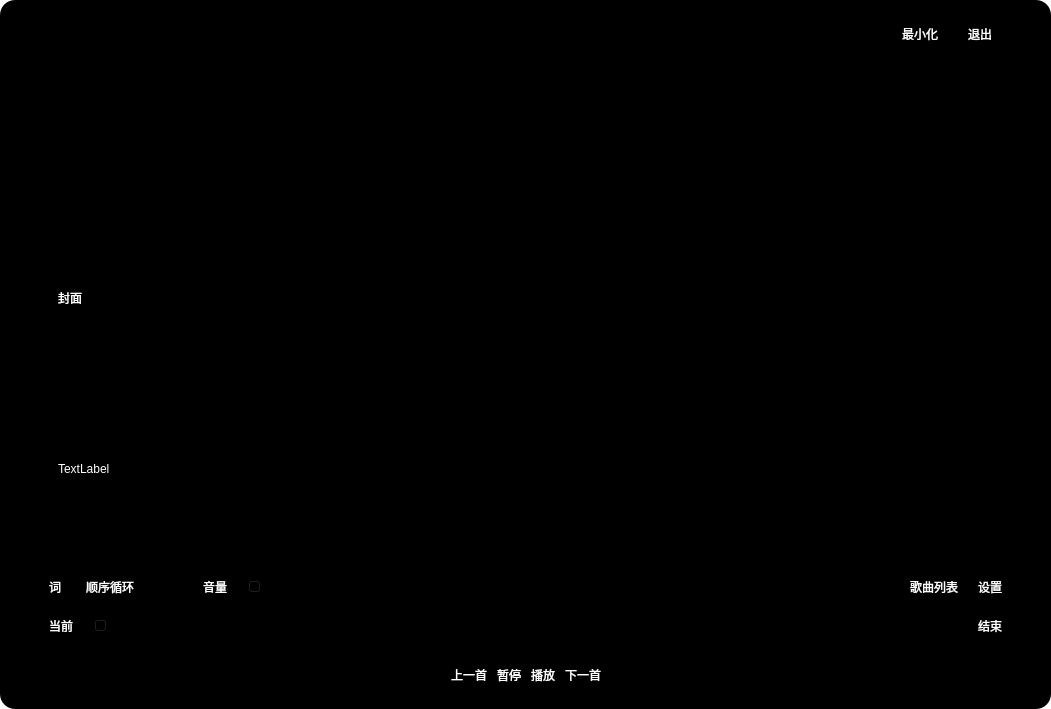
The window that mainwindow.ui (dihdhiendj/musicPlay-c) describes before a commit, drawn with Qt 5.
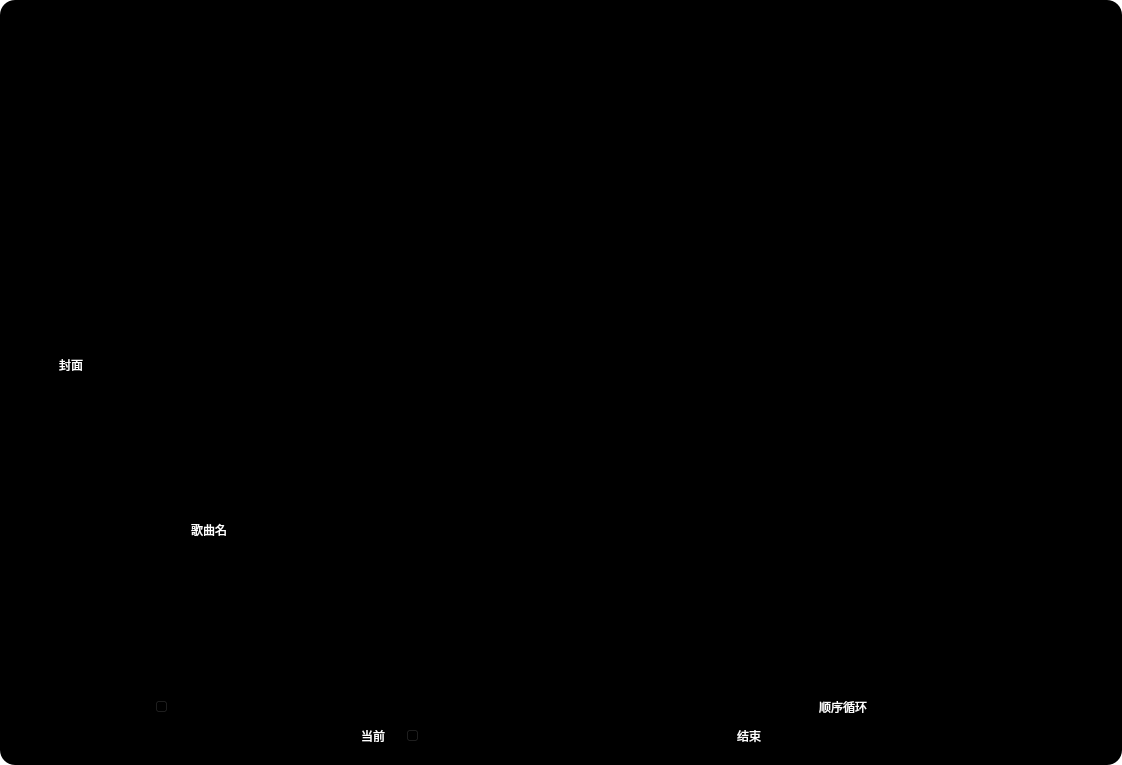
The same window after the commit. Icons and pictures are not drawn. Custom widgets are drawn as their Qt base class.

```diff
--- a/mainwindow.ui
+++ b/mainwindow.ui
@@ -6,12 +6,12 @@
    <rect>
     <x>0</x>
     <y>0</y>
-    <width>1051</width>
-    <height>709</height>
+    <width>1122</width>
+    <height>765</height>
    </rect>
   </property>
   <property name="windowTitle">
-   <string>希両</string>
+   <string>溪柄</string>
   </property>
   <property name="styleSheet">
    <string notr="true">#widget{
@@ -20,22 +20,27 @@
 }
 QScrollBar {width:0px;}
 QScrollBar {height:0px;}
-*:hover{
-color: rgb(0, 170, 255);
-}
 #widget_show{
 background-color: rgba(0,0,0,128); 
 }
+*:hover{
+color: rgb(170, 255, 255);
+}
 QMenu
 {
 background-color: rgba(0,0,0,128);
 }
 *{
-font: 100 12pt &quot;华文仿宋&quot;;
-border:0px;
-min-height:30px;
+font: 12pt &quot;华文仿宋&quot;;
+border:none;
 color: rgb(255, 255, 255);
 background-color: transparent;
+}
+QPushButton:hover
+{
+background-color: rgb(131, 197, 197);
+border-radius:5px;
+border:1px solid rgb(85, 255, 255);
 }</string>
   </property>
   <widget class="QWidget" name="centralwidget">
@@ -64,6 +69,21 @@
        <string notr="true"/>
       </property>
       <layout class="QVBoxLayout" name="verticalLayout_5">
+       <property name="spacing">
+        <number>10</number>
+       </property>
+       <property name="leftMargin">
+        <number>10</number>
+       </property>
+       <property name="topMargin">
+        <number>10</number>
+       </property>
+       <property name="rightMargin">
+        <number>10</number>
+       </property>
+       <property name="bottomMargin">
+        <number>10</number>
+       </property>
        <item>
         <widget class="QPixmapShow" name="pixmapshow" native="true">
          <layout class="QVBoxLayout" name="verticalLayout_4">
@@ -136,21 +156,56 @@
                 </item>
                 <item>
                  <widget class="QPushButton" name="pushButton_min">
+                  <property name="styleSheet">
+                   <string notr="true">image: url(:/min.png);</string>
+                  </property>
                   <property name="text">
-                   <string>最小化</string>
+                   <string/>
+                  </property>
+                 </widget>
+                </item>
+                <item>
+                 <widget class="QPushButton" name="pushButton_max">
+                  <property name="styleSheet">
+                   <string notr="true">image: url(:/max.png);</string>
+                  </property>
+                  <property name="text">
+                   <string/>
                   </property>
                  </widget>
                 </item>
                 <item>
                  <widget class="QPushButton" name="pushButton_close">
+                  <property name="styleSheet">
+                   <string notr="true">image: url(:/close.png);</string>
+                  </property>
                   <property name="text">
-                   <string>退出</string>
+                   <string/>
                   </property>
                  </widget>
                 </item>
                </layout>
               </widget>
              </item>
+             <item>
+              <widget class="QStackedWidget" name="stackedWidget">
+               <property name="currentIndex">
+                <number>0</number>
+               </property>
+               <widget class="QWidget" name="page_main">
+                <layout class="QVBoxLayout" name="verticalLayout_6">
+                 <property name="leftMargin">
+                  <number>0</number>
+                 </property>
+                 <property name="topMargin">
+                  <number>0</number>
+                 </property>
+                 <property name="rightMargin">
+                  <number>0</number>
+                 </property>
+                 <property name="bottomMargin">
+                  <number>0</number>
+                 </property>
              <item>
               <widget class="QWidget" name="widget_lrcAcover" native="true">
                <layout class="QHBoxLayout" name="horizontalLayout_4">
@@ -159,6 +214,12 @@
                 </property>
                 <item>
                  <widget class="QWidget" name="widget_cover" native="true">
+                      <property name="sizePolicy">
+                       <sizepolicy hsizetype="Fixed" vsizetype="Preferred">
+                        <horstretch>0</horstretch>
+                        <verstretch>0</verstretch>
+                       </sizepolicy>
+                      </property>
                   <property name="styleSheet">
                    <string notr="true"/>
                   </property>
@@ -181,6 +242,12 @@
                    </item>
                    <item>
                     <widget class="QLabel" name="label_back">
+                         <property name="sizePolicy">
+                          <sizepolicy hsizetype="Minimum" vsizetype="Minimum">
+                           <horstretch>0</horstretch>
+                           <verstretch>0</verstretch>
+                          </sizepolicy>
+                         </property>
                      <property name="whatsThis">
                       <string>&lt;html&gt;&lt;head/&gt;&lt;body&gt;&lt;p&gt;歌曲封面&lt;/p&gt;&lt;/body&gt;&lt;/html&gt;</string>
                      </property>
@@ -200,12 +267,15 @@
                      <property name="styleSheet">
                       <string notr="true">*{
 min-width:300px;
-font: 14pt &quot;华文楷体&quot;;
+font: 16pt &quot;华文仿宋&quot;;
 }
 </string>
                      </property>
                      <property name="text">
-                      <string>TextLabel</string>
+                          <string>歌曲名</string>
+                         </property>
+                         <property name="alignment">
+                          <set>Qt::AlignCenter</set>
                      </property>
                     </widget>
                    </item>
@@ -229,7 +299,7 @@
                  <widget class="QScrollArea" name="scrollArea_lrc">
                   <property name="maximumSize">
                    <size>
-                    <width>666</width>
+                        <width>16777215</width>
                     <height>16777215</height>
                    </size>
                   </property>
@@ -244,13 +314,19 @@
                     <rect>
                      <x>0</x>
                      <y>0</y>
-                     <width>666</width>
-                     <height>495</height>
-                    </rect>
-                   </property>
+                         <width>735</width>
+                         <height>618</height>
+                        </rect>
+                       </property>
+                       <property name="sizePolicy">
+                        <sizepolicy hsizetype="Preferred" vsizetype="Expanding">
+                         <horstretch>0</horstretch>
+                         <verstretch>0</verstretch>
+                        </sizepolicy>
+                       </property>
                    <property name="maximumSize">
                     <size>
-                     <width>666</width>
+                         <width>16777215</width>
                      <height>16777215</height>
                     </size>
                    </property>
@@ -265,6 +341,10 @@
                </layout>
               </widget>
              </item>
+                </layout>
+               </widget>
+              </widget>
+             </item>
              <item>
               <widget class="QWidget" name="widget_others" native="true">
                <property name="styleSheet">
@@ -288,11 +368,103 @@
                 </property>
                 <item>
                  <widget class="QPushButton" name="pushButton_lrc_show">
+                  <property name="styleSheet">
+                   <string notr="true">image: url(:/lrc.png);</string>
+                  </property>
                   <property name="text">
-                   <string>词</string>
+                   <string/>
                   </property>
                  </widget>
                 </item>
+                <item>
+                 <widget class="QPushButton" name="pushButton_value">
+                  <property name="styleSheet">
+                   <string notr="true">image: url(:/value.png);</string>
+                  </property>
+                  <property name="text">
+                   <string/>
+                  </property>
+                 </widget>
+                </item>
+                <item>
+                 <widget class="QSlider" name="horizontalSlider_volume">
+                  <property name="maximumSize">
+                   <size>
+                    <width>150</width>
+                    <height>16777215</height>
+                   </size>
+                  </property>
+                  <property name="orientation">
+                   <enum>Qt::Horizontal</enum>
+                  </property>
+                 </widget>
+                </item>
+                <item>
+                 <spacer name="horizontalSpacer">
+                  <property name="orientation">
+                   <enum>Qt::Horizontal</enum>
+                  </property>
+                  <property name="sizeHint" stdset="0">
+                   <size>
+                    <width>40</width>
+                    <height>20</height>
+                   </size>
+                  </property>
+                 </spacer>
+                </item>
+                <item>
+                 <widget class="QPushButton" name="pushButton_up">
+                  <property name="styleSheet">
+                   <string notr="true">image: url(:/left.png);</string>
+                  </property>
+                  <property name="text">
+                   <string/>
+                  </property>
+                 </widget>
+                </item>
+                <item>
+                 <widget class="QPushButton" name="pushButton_stop">
+                  <property name="styleSheet">
+                   <string notr="true">image: url(:/stop.png);</string>
+                  </property>
+                  <property name="text">
+                   <string/>
+                  </property>
+                 </widget>
+                </item>
+                <item>
+                 <widget class="QPushButton" name="pushButton_play">
+                  <property name="styleSheet">
+                   <string notr="true">image: url(:/play.png);</string>
+                  </property>
+                  <property name="text">
+                   <string/>
+                  </property>
+                 </widget>
+                </item>
+                <item>
+                 <widget class="QPushButton" name="pushButton_down">
+                  <property name="styleSheet">
+                   <string notr="true">image: url(:/right.png);</string>
+                  </property>
+                  <property name="text">
+                   <string/>
+                  </property>
+                 </widget>
+                </item>
+                <item>
+                 <spacer name="horizontalSpacer_2">
+                  <property name="orientation">
+                   <enum>Qt::Horizontal</enum>
+                  </property>
+                  <property name="sizeHint" stdset="0">
+                   <size>
+                    <width>40</width>
+                    <height>20</height>
+                   </size>
+                  </property>
+                 </spacer>
+                </item>
                 <item>
                  <widget class="QComboBox" name="comboBox_loop">
                   <property name="whatsThis">
@@ -334,30 +506,32 @@
                  </widget>
                 </item>
                 <item>
-                 <widget class="QPushButton" name="pushButton_value">
-                  <property name="text">
-                   <string>音量</string>
+                 <widget class="QPushButton" name="pushButton_mainShow">
+                  <property name="styleSheet">
+                   <string notr="true">image: url(:/main.png);</string>
                   </property>
-                 </widget>
-                </item>
-                <item>
-                 <widget class="QSlider" name="horizontalSlider_volume">
-                  <property name="orientation">
-                   <enum>Qt::Horizontal</enum>
+                  <property name="text">
+                   <string/>
                   </property>
                  </widget>
                 </item>
                 <item>
                  <widget class="QPushButton" name="pushButton_table">
+                  <property name="styleSheet">
+                   <string notr="true">image: url(:/list.png);</string>
+                  </property>
                   <property name="text">
-                   <string>歌曲列表</string>
+                   <string/>
                   </property>
                  </widget>
                 </item>
                 <item>
                  <widget class="QPushButton" name="pushButton_seit_show">
+                  <property name="styleSheet">
+                   <string notr="true">image: url(:/seit.png);</string>
+                  </property>
                   <property name="text">
-                   <string>设置</string>
+                   <string/>
                   </property>
                  </widget>
                 </item>
@@ -376,6 +550,19 @@
                 <property name="rightMargin">
                  <number>40</number>
                 </property>
+                <item>
+                 <spacer name="horizontalSpacer_4">
+                  <property name="orientation">
+                   <enum>Qt::Horizontal</enum>
+                  </property>
+                  <property name="sizeHint" stdset="0">
+                   <size>
+                    <width>40</width>
+                    <height>20</height>
+                   </size>
+                  </property>
+                 </spacer>
+                </item>
                 <item>
                  <widget class="QLabel" name="label_now">
                   <property name="text">
@@ -397,73 +584,8 @@
                   </property>
                  </widget>
                 </item>
-               </layout>
-              </widget>
-             </item>
              <item>
-              <widget class="QWidget" name="widget_play" native="true">
-               <property name="styleSheet">
-                <string notr="true">*{min-height:50px}</string>
-               </property>
-               <layout class="QHBoxLayout" name="horizontalLayout">
-                <property name="spacing">
-                 <number>10</number>
-                </property>
-                <property name="leftMargin">
-                 <number>0</number>
-                </property>
-                <property name="topMargin">
-                 <number>0</number>
-                </property>
-                <property name="rightMargin">
-                 <number>0</number>
-                </property>
-                <property name="bottomMargin">
-                 <number>0</number>
-                </property>
-                <item>
-                 <spacer name="horizontalSpacer_2">
-                  <property name="orientation">
-                   <enum>Qt::Horizontal</enum>
-                  </property>
-                  <property name="sizeHint" stdset="0">
-                   <size>
-                    <width>40</width>
-                    <height>20</height>
-                   </size>
-                  </property>
-                 </spacer>
-                </item>
-                <item>
-                 <widget class="QPushButton" name="pushButton_up">
-                  <property name="text">
-                   <string>上一首</string>
-                  </property>
-                 </widget>
-                </item>
-                <item>
-                 <widget class="QPushButton" name="pushButton_stop">
-                  <property name="text">
-                   <string>暂停</string>
-                  </property>
-                 </widget>
-                </item>
-                <item>
-                 <widget class="QPushButton" name="pushButton_play">
-                  <property name="text">
-                   <string>播放</string>
-                  </property>
-                 </widget>
-                </item>
-                <item>
-                 <widget class="QPushButton" name="pushButton_down">
-                  <property name="text">
-                   <string>下一首</string>
-                  </property>
-                 </widget>
-                </item>
-                <item>
-                 <spacer name="horizontalSpacer">
+                 <spacer name="horizontalSpacer_5">
                   <property name="orientation">
                    <enum>Qt::Horizontal</enum>
                   </property>
```
Lines whose indentation alone changed are shown as unchanged.
